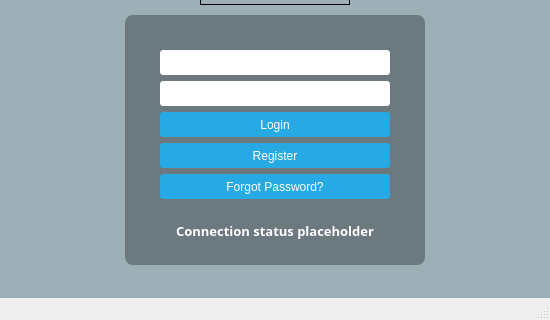
The window that pyChat_loginScreen_GUI.ui (hdnate08/pyChatClient) describes before a commit, drawn with Qt 5; both pictures show x 0 to 550 and y 230 to 550 of the 550 by 550 pixel window.
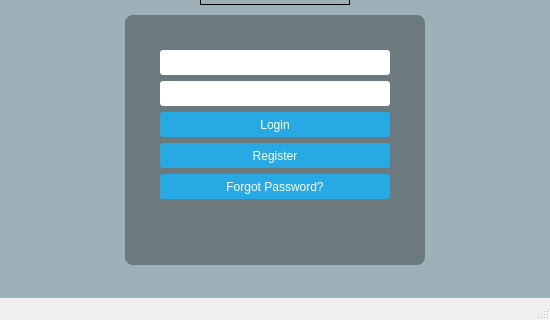
The same window after the commit. Icons and pictures are not drawn.

Commit message: Working on client connectivity and handling dropped connections to the server.

The edit to the form file:
```diff
--- a/pyChat_loginScreen_GUI.ui
+++ b/pyChat_loginScreen_GUI.ui
@@ -369,7 +369,7 @@
             </font>
            </property>
            <property name="text">
-            <string>Connection status placeholder</string>
+            <string/>
            </property>
            <property name="alignment">
             <set>Qt::AlignCenter</set>
```
The commit also changes 4 other files.
